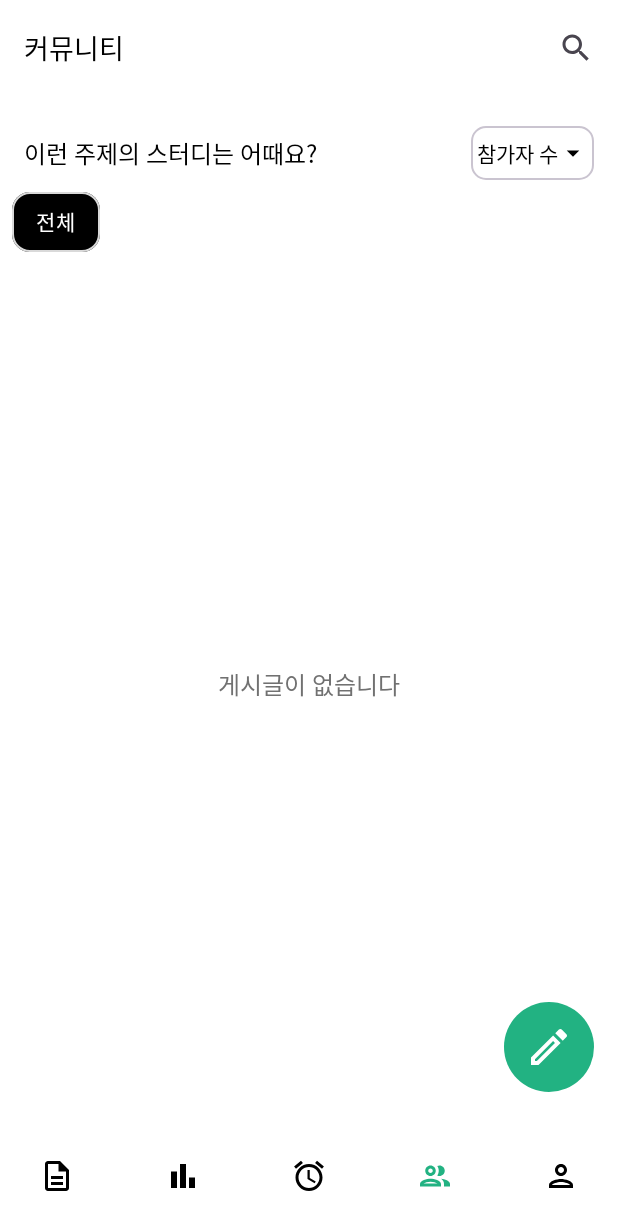
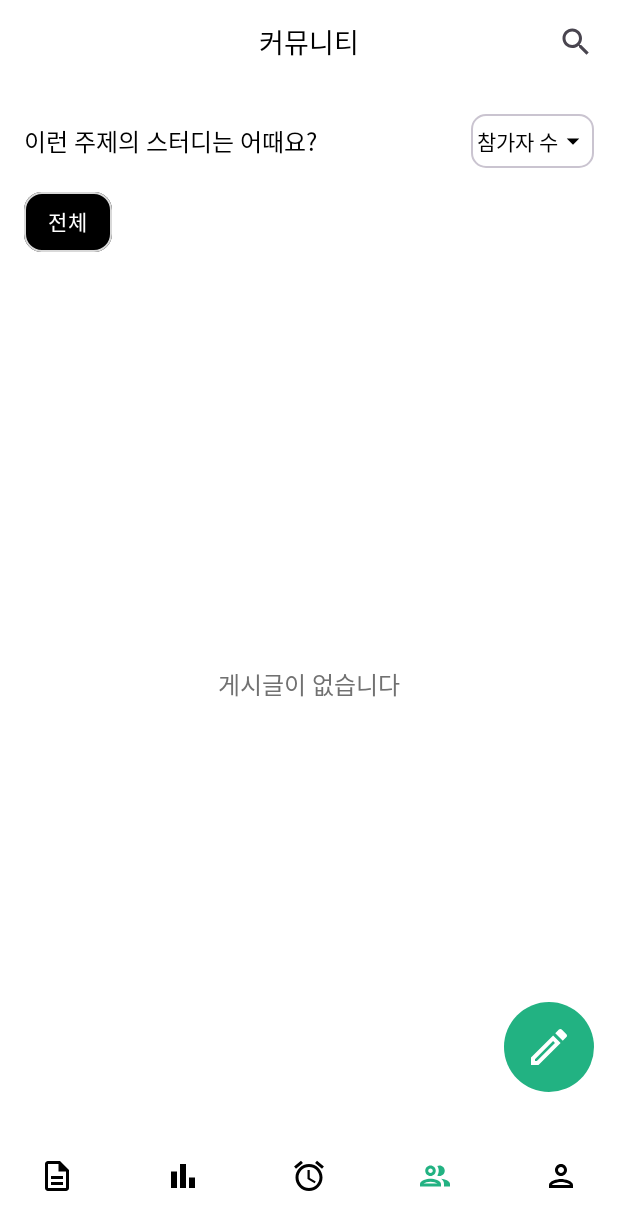
Before and after one commit to LIKELION-Android-Bootcamp-4th/Todori, an Android app built with Jetpack Compose: the CommunityScreen screen opened through its navigation route, on a phone screen of 412 x 824 dp. Shown: the top 1230 px of the screen. Run offline under Robolectric (Android 15) with nearby library versions, the phone set to English and light mode, and no system bars; our stand-ins replace Dagger/Hilt's generated code, Firebase (no records; nobody signed in at launch, a user with empty details on screens opened directly); libraries missing offline, so code that uses them is left out: com.kakao.sdk, com.navercorp.nid; Roboto replaces fonts that are not available here; 2 statements that could not run were skipped.

Commit message:
[feat/C02] 비율 수정

```diff
--- a/app/src/main/java/com/mukmuk/todori/ui/screen/community/CommunityScreen.kt
+++ b/app/src/main/java/com/mukmuk/todori/ui/screen/community/CommunityScreen.kt
@@ -8,10 +8,13 @@ import androidx.compose.foundation.clickable
 import androidx.compose.foundation.layout.Arrangement
 import androidx.compose.foundation.layout.Box
 import androidx.compose.foundation.layout.Column
+import androidx.compose.foundation.layout.PaddingValues
 import androidx.compose.foundation.layout.Spacer
+import androidx.compose.foundation.layout.WindowInsets
 import androidx.compose.foundation.layout.fillMaxHeight
 import androidx.compose.foundation.layout.fillMaxSize
 import androidx.compose.foundation.layout.fillMaxWidth
+import androidx.compose.foundation.layout.height
 import androidx.compose.foundation.layout.padding
 import androidx.compose.foundation.layout.size
 import androidx.compose.foundation.layout.width
@@ -23,6 +26,7 @@ import androidx.compose.foundation.shape.RoundedCornerShape
 import androidx.compose.material.icons.Icons
 import androidx.compose.material.icons.filled.Search
 import androidx.compose.material.icons.outlined.Edit
+import androidx.compose.material3.CenterAlignedTopAppBar
 import androidx.compose.material3.CircularProgressIndicator
 import androidx.compose.material3.ExperimentalMaterial3Api
 import androidx.compose.material3.FloatingActionButton
@@ -42,9 +46,11 @@ import androidx.compose.runtime.setValue
 import androidx.compose.ui.Alignment
 import androidx.compose.ui.Modifier
 import androidx.compose.ui.text.font.FontWeight
+import androidx.compose.ui.text.style.TextAlign
 import androidx.compose.ui.unit.dp
 import androidx.compose.ui.unit.sp
 import androidx.navigation.NavHostController
+import com.mukmuk.todori.ui.component.SimpleTopAppBar
 import com.mukmuk.todori.ui.screen.community.components.CommunityPost
 import com.mukmuk.todori.ui.screen.community.components.CommunityListOption
 import com.mukmuk.todori.ui.theme.AppTextStyle
@@ -88,7 +94,7 @@ fun CommunityScreen(navController: NavHostController, viewModel: CommunityViewMo
 
     Scaffold(
         topBar = {
-            TopAppBar(
+            CenterAlignedTopAppBar(
                 title = { Text("커뮤니티", style = AppTextStyle.AppBar) },
                 actions = {
                     IconButton(
@@ -100,8 +106,11 @@ fun CommunityScreen(navController: NavHostController, viewModel: CommunityViewMo
                         Icon(Icons.Default.Search, contentDescription = "검색")
                     }
                 },
+                modifier = Modifier.height(56.dp).fillMaxWidth(),
             )
         },
+
+        contentWindowInsets = WindowInsets(0.dp),
 
                 floatingActionButton = {
             FloatingActionButton(
@@ -120,8 +129,8 @@ fun CommunityScreen(navController: NavHostController, viewModel: CommunityViewMo
                 )
             }
         }
-    ){innerPadding ->
-        Column (
+    ) { innerPadding ->
+        Column(
             modifier = Modifier
                 .fillMaxSize()
                 .padding(innerPadding)
@@ -139,10 +148,9 @@ fun CommunityScreen(navController: NavHostController, viewModel: CommunityViewMo
                     setData = { option ->
                         selectedCategory = "전체"
                         viewModel.setData(selectedCategory)
-                            if(option == "참가자 수"){
+                        if (option == "참가자 수") {
                             viewModel.loadPosts("참가자 수")
-                            }
-                            else if(option == "날짜순"){
+                        } else if (option == "날짜순") {
                             viewModel.loadPosts("날짜순")
                         }
                     }
@@ -154,11 +162,11 @@ fun CommunityScreen(navController: NavHostController, viewModel: CommunityViewMo
             LazyRow(
                 modifier = Modifier
                     .fillMaxWidth()
-                        .padding(top = 8.dp),
-                    horizontalArrangement = Arrangement.spacedBy(8.dp)
+                    .padding(top = 16.dp),
+                horizontalArrangement = Arrangement.spacedBy(16.dp),
+                contentPadding = PaddingValues(horizontal = 16.dp)
             ) {
                 items(categories) { category ->
-                        Spacer(modifier = Modifier.width(Dimens.Tiny))
                     Box(
                         modifier = Modifier
                             .border(
@@ -192,18 +200,22 @@ fun CommunityScreen(navController: NavHostController, viewModel: CommunityViewMo
                 ) {
                     CircularProgressIndicator(color = ButtonPrimary)
                 }
-            }
-            else if (state.postList.isEmpty()) {
+            } else if (state.postList.isEmpty()) {
                 Column(
                     modifier = Modifier
                         .fillMaxSize(),
                     horizontalAlignment = Alignment.CenterHorizontally,
                     verticalArrangement = Arrangement.Center
                 ) {
-                    Text("게시글이 없습니다", style = AppTextStyle.Body.copy(color = DarkGray, fontWeight = FontWeight.Bold))
+                    Text(
+                        "게시글이 없습니다",
+                        style = AppTextStyle.Body.copy(
+                            color = DarkGray,
+                            fontWeight = FontWeight.Bold
+                        )
+                    )
                 }
-            }
-            else {
+            } else {
                 Column(
                     modifier = Modifier
                         .fillMaxWidth()
--- a/app/src/main/java/com/mukmuk/todori/ui/screen/community/components/CommunitySearchData.kt
+++ b/app/src/main/java/com/mukmuk/todori/ui/screen/community/components/CommunitySearchData.kt
@@ -43,7 +43,7 @@ fun CommunitySearchData(data: String, onSetClick: () -> Unit, onDeleteClick: ()
             .background(White)
             .border(1.dp, DarkGray, RoundedCornerShape(30))
             .padding(horizontal = 8.dp, vertical = 2.dp)
-            .width(68.dp)
+            .widthIn(max = 68 .dp)
             .clickable { onSetClick() },
 
         contentAlignment = Alignment.Center
--- a/app/src/main/java/com/mukmuk/todori/ui/screen/community/create/CreateCommunityScreen.kt
+++ b/app/src/main/java/com/mukmuk/todori/ui/screen/community/create/CreateCommunityScreen.kt
@@ -259,7 +259,7 @@ fun CreateCommunityScreen(
                             )
                             .padding(horizontal = 8.dp, vertical = 4.dp)
                             .clickable {
-                                if (!td.contains(tag)) {
+                                if (!td.contains(tag) && td.size < 6) {
 
                                         td.add(tag)
 
@@ -288,6 +288,7 @@ fun CreateCommunityScreen(
                 onClick = {
                     if (pickedItem != null) {
                         studyId = pickedItem!!
+                        viewModel.loadStudyById(studyId)
                     }
                     if (title.isNotBlank()) {
                         if (postId != null) {
@@ -314,7 +315,7 @@ fun CreateCommunityScreen(
                                     tags = td.toList(),
                                     postId = "",
                                     studyId = studyId,
-                                    memberCount = state.post?.memberCount ?: 0,
+                                    memberCount = state.memberList.size,
                                     commentsCount = 0,
                                     createdAt = Timestamp.now(),
                                     createdBy = uid
```
Also changed, not shown: app/src/main/java/com/mukmuk/todori/ui/screen/community/search/CommunitySearchScreen.kt (+8 -2 lines). Lines whose indentation alone changed are shown as unchanged.
